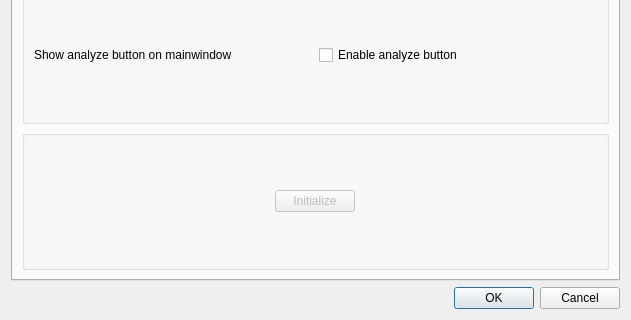
Old version of the form dialogpreferences.ui in the repository wybren1971/Fluxengine_GUI; both pictures show x 0 to 631 and y 209 to 529 of the 631 by 529 pixel window.
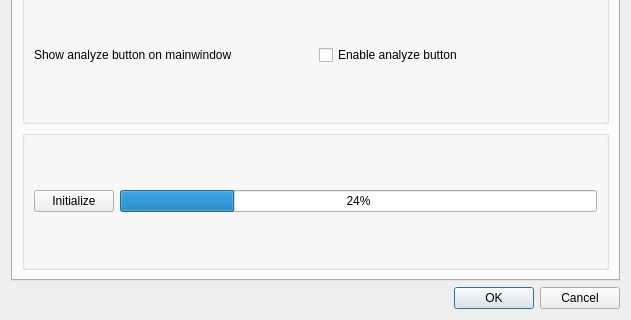
New version of the form.

The edit to the form file:
```diff
--- a/dialogpreferences.ui
+++ b/dialogpreferences.ui
@@ -249,7 +249,7 @@
           <item row="0" column="0">
            <widget class="QPushButton" name="btnInitialize">
             <property name="enabled">
-             <bool>false</bool>
+             <bool>true</bool>
             </property>
             <property name="sizePolicy">
              <sizepolicy hsizetype="Fixed" vsizetype="Fixed">
@@ -262,6 +262,13 @@
             </property>
            </widget>
           </item>
+          <item row="0" column="1">
+           <widget class="QProgressBar" name="progressBar">
+            <property name="value">
+             <number>24</number>
+            </property>
+           </widget>
+          </item>
          </layout>
         </widget>
        </item>
```
